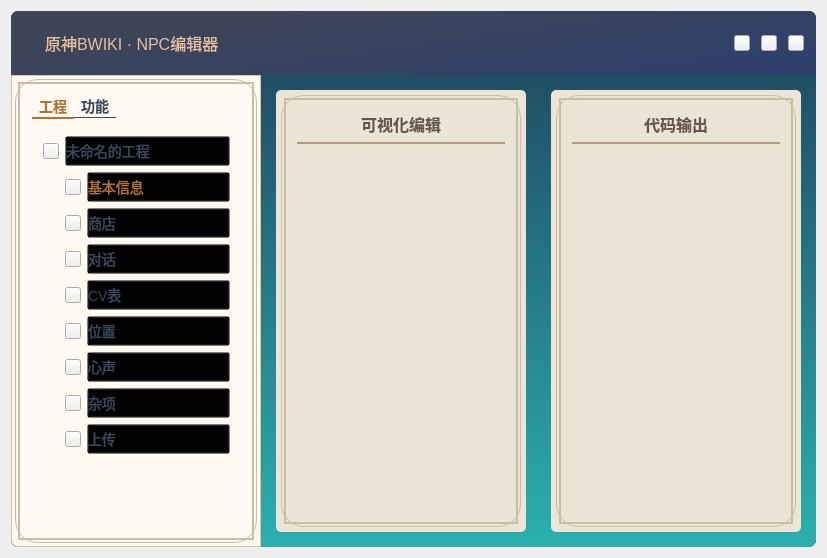
Old version of the form src/desktop/desktop/desktop.ui in the repository Marcus-P-114514/Genshin-Impact-BWiKi-NPC-Editor.
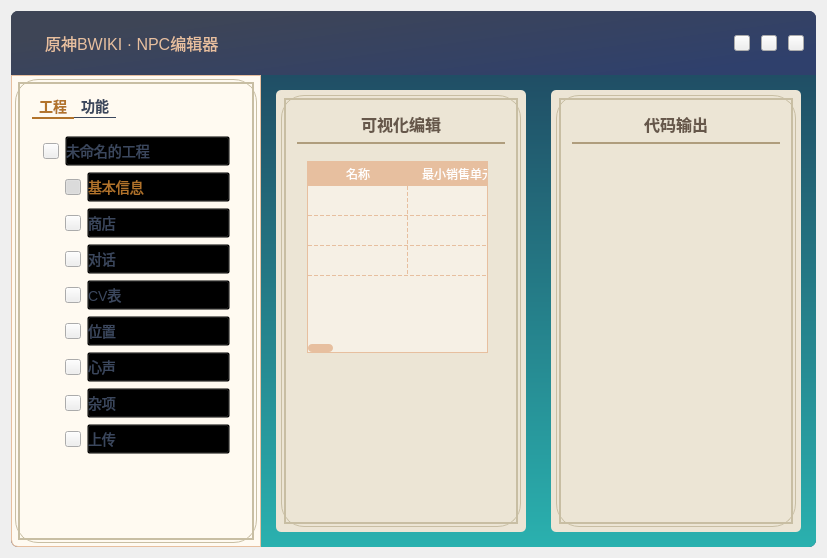
New version of the form. The open tabs and pages were chosen to show the change. Icons and pictures are not drawn.

Diff of the .ui file:
```diff
--- a/src/desktop/desktop/desktop.ui
+++ b/src/desktop/desktop/desktop.ui
@@ -612,6 +612,12 @@
                             <property name="text">
                              <string/>
                             </property>
+                            <property name="checkable">
+                             <bool>true</bool>
+                            </property>
+                            <property name="checked">
+                             <bool>true</bool>
+                            </property>
                            </widget>
                           </item>
                           <item>
@@ -1792,7 +1798,125 @@
                        </item>
                       </layout>
                      </widget>
-                     <widget class="QWidget" name="page_4"/>
+                     <widget class="QWidget" name="page_4">
+                      <widget class="QTableWidget" name="storeContentEdit">
+                       <property name="geometry">
+                        <rect>
+                         <x>10</x>
+                         <y>10</y>
+                         <width>181</width>
+                         <height>192</height>
+                        </rect>
+                       </property>
+                       <property name="styleSheet">
+                        <string notr="true">QTableWidget{
+	color: rgb(231,191,159);
+	background: rgb(246,240,229);
+	border: 1px solid rgb(231,191,159);
+	gridline-color: rgb(231,191,159);
+}
+
+QTableWidget::item:selected{
+	color: #fff;
+	background: rgb(231,191,159);
+}
+
+QTableWidget::item:hover{
+	color: #66574a;
+	background: #ece5d5;
+}
+
+QHeaderView::section{
+	text-align: center;
+	background: rgb(231,191,159);
+	color: #fff;
+	border: 1px solid rgb(231,191,159);
+}
+
+QScrollBar:horizontal{
+	background: rgb(246,240,229);
+	border-radius: 4px;
+	max-height: 8px;
+}
+
+QScrollBar::handle:horizontal{
+	background: rgb(231,191,159);
+	border-radius: 4px;
+}
+
+QScrollBar::sub-line:horizontal{
+	background: rgb(246,240,229);
+}
+
+QScrollBar::add-line:horizontal{
+	background: rgb(246,240,229);
+}
+</string>
+                       </property>
+                       <property name="gridStyle">
+                        <enum>Qt::DashLine</enum>
+                       </property>
+                       <attribute name="horizontalHeaderVisible">
+                        <bool>true</bool>
+                       </attribute>
+                       <attribute name="verticalHeaderVisible">
+                        <bool>false</bool>
+                       </attribute>
+                       <attribute name="verticalHeaderHighlightSections">
+                        <bool>true</bool>
+                       </attribute>
+                       <row>
+                        <property name="text">
+                         <string>新建行</string>
+                        </property>
+                       </row>
+                       <row>
+                        <property name="text">
+                         <string>新建行</string>
+                        </property>
+                       </row>
+                       <row>
+                        <property name="text">
+                         <string>新建行</string>
+                        </property>
+                       </row>
+                       <column>
+                        <property name="text">
+                         <string>名称</string>
+                        </property>
+                       </column>
+                       <column>
+                        <property name="text">
+                         <string>最小销售单元</string>
+                        </property>
+                       </column>
+                       <column>
+                        <property name="text">
+                         <string>新建列</string>
+                        </property>
+                       </column>
+                       <column>
+                        <property name="text">
+                         <string>价格</string>
+                        </property>
+                       </column>
+                       <column>
+                        <property name="text">
+                         <string>限购数量</string>
+                        </property>
+                       </column>
+                       <column>
+                        <property name="text">
+                         <string>刷新时间</string>
+                        </property>
+                       </column>
+                       <column>
+                        <property name="text">
+                         <string>限制</string>
+                        </property>
+                       </column>
+                      </widget>
+                     </widget>
                     </widget>
                    </item>
                   </layout>
```
Left out of the diff: 245 changed lines with no effect on the pictures.
